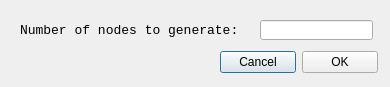
Before: the Qt Designer form forms/NbrNodeInput.ui in thurizas/ComGeo, drawn with Qt 5.
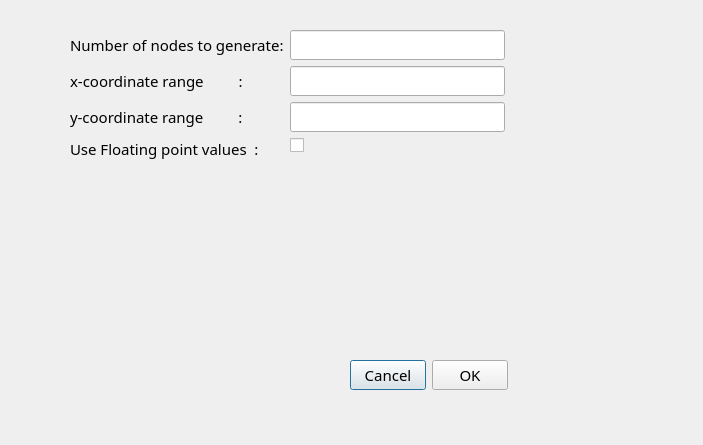
After: the same form once the commit is applied.

```diff
--- a/forms/NbrNodeInput.ui
+++ b/forms/NbrNodeInput.ui
@@ -6,20 +6,26 @@
    <rect>
     <x>0</x>
     <y>0</y>
-    <width>390</width>
-    <height>87</height>
+    <width>703</width>
+    <height>445</height>
    </rect>
   </property>
+  <property name="font">
+   <font>
+    <family>IntelOne Mono</family>
+    <pointsize>11</pointsize>
+   </font>
+  </property>
   <property name="windowTitle">
    <string>Number of Nodes to generate</string>
   </property>
   <widget class="QWidget" name="layoutWidget">
    <property name="geometry">
     <rect>
-     <x>220</x>
-     <y>50</y>
+     <x>350</x>
+     <y>360</y>
      <width>158</width>
-     <height>25</height>
+     <height>31</height>
     </rect>
    </property>
    <layout class="QHBoxLayout" name="horizontalLayout">
@@ -54,34 +60,83 @@
     </item>
    </layout>
   </widget>
-  <widget class="QLabel" name="label">
+  <widget class="QWidget" name="verticalLayoutWidget">
    <property name="geometry">
     <rect>
-     <x>20</x>
-     <y>20</y>
-     <width>231</width>
-     <height>21</height>
+     <x>70</x>
+     <y>30</y>
+     <width>435</width>
+     <height>331</height>
     </rect>
    </property>
-   <property name="font">
-    <font>
-     <family>Courier New</family>
-     <pointsize>10</pointsize>
-    </font>
-   </property>
-   <property name="text">
-    <string>Number of nodes to generate:</string>
-   </property>
-  </widget>
-  <widget class="QLineEdit" name="lineEdit">
-   <property name="geometry">
-    <rect>
-     <x>260</x>
-     <y>20</y>
-     <width>113</width>
-     <height>20</height>
-    </rect>
-   </property>
+   <layout class="QVBoxLayout" name="verticalLayout">
+    <item>
+     <layout class="QFormLayout" name="formLayout">
+      <item row="0" column="0">
+       <widget class="QLabel" name="label">
+        <property name="font">
+         <font>
+          <family>IntelOne Mono</family>
+          <pointsize>11</pointsize>
+         </font>
+        </property>
+        <property name="text">
+         <string>Number of nodes to generate:</string>
+        </property>
+       </widget>
+      </item>
+      <item row="0" column="1">
+       <widget class="QLineEdit" name="lineEdit"/>
+      </item>
+      <item row="1" column="0">
+       <widget class="QLabel" name="label_2">
+        <property name="font">
+         <font>
+          <family>IntelOne Mono</family>
+          <pointsize>11</pointsize>
+         </font>
+        </property>
+        <property name="text">
+         <string>x-coordinate range         :</string>
+        </property>
+       </widget>
+      </item>
+      <item row="1" column="1">
+       <widget class="QLineEdit" name="lineEdit_3"/>
+      </item>
+      <item row="2" column="0">
+       <widget class="QLabel" name="label_3">
+        <property name="font">
+         <font>
+          <family>IntelOne Mono</family>
+          <pointsize>11</pointsize>
+         </font>
+        </property>
+        <property name="text">
+         <string>y-coordinate range         : </string>
+        </property>
+       </widget>
+      </item>
+      <item row="2" column="1">
+       <widget class="QLineEdit" name="lineEdit_2"/>
+      </item>
+      <item row="3" column="0">
+       <widget class="QLabel" name="label_4">
+        <property name="text">
+         <string>Use Floating point values  :</string>
+        </property>
+       </widget>
+      </item>
+      <item row="3" column="1">
+       <widget class="QCheckBox" name="checkBox">
+        <property name="text">
+         <string/>
+        </property>
+       </widget>
+      </item>
+     </layout>
+    </item>
+   </layout>
   </widget>
  </widget>
  <resources/>
```
